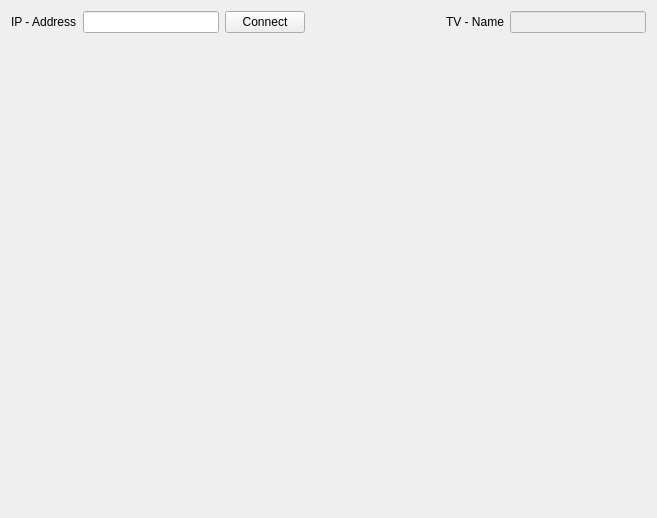
Qt form src/gui/res/forms/mainwidget.ui (mrpilot2/panasonicVieraRemoteControlQt) before a commit.
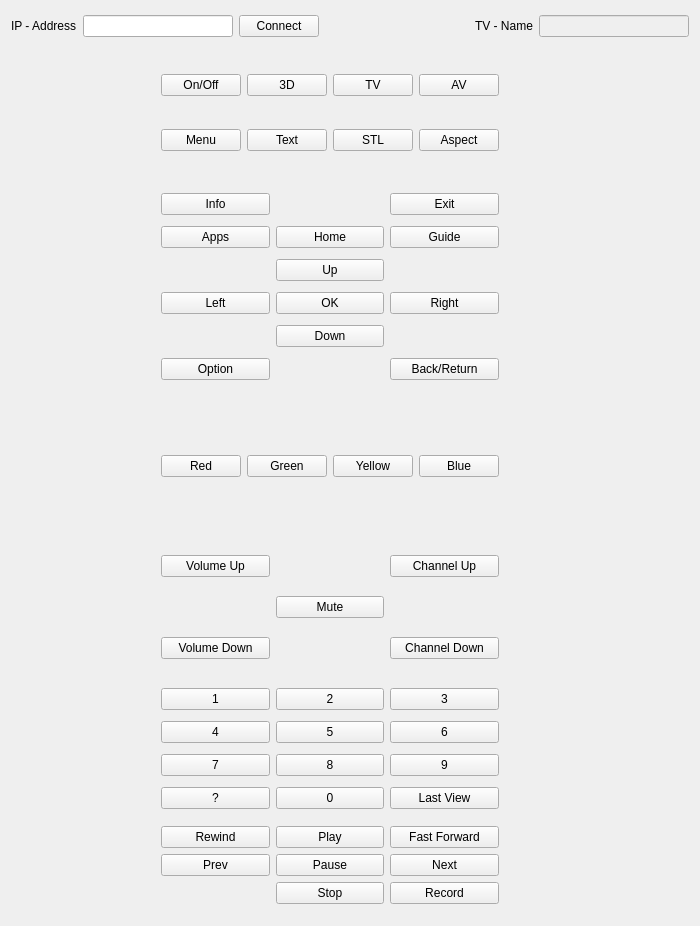
The same form after that commit.

Commit message:
(+) add all buttons from the remote control
send the corresponding keys to TV

Diff of the .ui file:
```diff
--- a/src/gui/res/forms/mainwidget.ui
+++ b/src/gui/res/forms/mainwidget.ui
@@ -6,15 +6,226 @@
    <rect>
     <x>0</x>
     <y>0</y>
-    <width>657</width>
-    <height>518</height>
+    <width>700</width>
+    <height>926</height>
    </rect>
   </property>
   <property name="windowTitle">
    <string>Form</string>
   </property>
-  <layout class="QGridLayout" name="gridLayout">
-   <item row="0" column="0">
+  <layout class="QGridLayout" name="gridLayout_6">
+   <item row="6" column="2">
+    <layout class="QGridLayout" name="gridLayout_5">
+     <item row="0" column="0">
+      <widget class="QPushButton" name="buttonRewind">
+       <property name="text">
+        <string>Rewind</string>
+       </property>
+      </widget>
+     </item>
+     <item row="0" column="1">
+      <widget class="QPushButton" name="buttonPlay">
+       <property name="text">
+        <string>Play</string>
+       </property>
+      </widget>
+     </item>
+     <item row="0" column="2">
+      <widget class="QPushButton" name="buttonFastForward">
+       <property name="text">
+        <string>Fast Forward</string>
+       </property>
+      </widget>
+     </item>
+     <item row="1" column="0">
+      <widget class="QPushButton" name="buttonPrevious">
+       <property name="text">
+        <string>Prev</string>
+       </property>
+      </widget>
+     </item>
+     <item row="1" column="1">
+      <widget class="QPushButton" name="buttonPause">
+       <property name="text">
+        <string>Pause</string>
+       </property>
+      </widget>
+     </item>
+     <item row="1" column="2">
+      <widget class="QPushButton" name="buttonNext">
+       <property name="text">
+        <string>Next</string>
+       </property>
+      </widget>
+     </item>
+     <item row="2" column="1">
+      <widget class="QPushButton" name="buttonStop">
+       <property name="text">
+        <string>Stop</string>
+       </property>
+      </widget>
+     </item>
+     <item row="2" column="2">
+      <widget class="QPushButton" name="buttonRecord">
+       <property name="text">
+        <string>Record</string>
+       </property>
+      </widget>
+     </item>
+    </layout>
+   </item>
+   <item row="4" column="2">
+    <layout class="QGridLayout" name="gridLayout_3">
+     <item row="0" column="0">
+      <widget class="QPushButton" name="buttonVolumeUp">
+       <property name="text">
+        <string>Volume Up</string>
+       </property>
+      </widget>
+     </item>
+     <item row="0" column="2">
+      <widget class="QPushButton" name="buttonChannelUp">
+       <property name="text">
+        <string>Channel Up</string>
+       </property>
+      </widget>
+     </item>
+     <item row="1" column="1">
+      <widget class="QPushButton" name="buttonMute">
+       <property name="text">
+        <string>Mute</string>
+       </property>
+      </widget>
+     </item>
+     <item row="2" column="0">
+      <widget class="QPushButton" name="buttonVolumeDown">
+       <property name="text">
+        <string>Volume Down</string>
+       </property>
+      </widget>
+     </item>
+     <item row="2" column="2">
+      <widget class="QPushButton" name="buttonChannelDown">
+       <property name="text">
+        <string>Channel Down</string>
+       </property>
+      </widget>
+     </item>
+    </layout>
+   </item>
+   <item row="1" column="2">
+    <layout class="QGridLayout" name="gridLayout">
+     <item row="0" column="0">
+      <widget class="QPushButton" name="buttonOnOff">
+       <property name="text">
+        <string>On/Off</string>
+       </property>
+      </widget>
+     </item>
+     <item row="0" column="1">
+      <widget class="QPushButton" name="button3D">
+       <property name="text">
+        <string>3D</string>
+       </property>
+      </widget>
+     </item>
+     <item row="0" column="2">
+      <widget class="QPushButton" name="buttonTV">
+       <property name="text">
+        <string>TV</string>
+       </property>
+      </widget>
+     </item>
+     <item row="0" column="3">
+      <widget class="QPushButton" name="buttonAV">
+       <property name="text">
+        <string>AV</string>
+       </property>
+      </widget>
+     </item>
+     <item row="1" column="0">
+      <widget class="QPushButton" name="buttonMenu">
+       <property name="text">
+        <string>Menu</string>
+       </property>
+      </widget>
+     </item>
+     <item row="1" column="1">
+      <widget class="QPushButton" name="buttonText">
+       <property name="text">
+        <string>Text</string>
+       </property>
+      </widget>
+     </item>
+     <item row="1" column="2">
+      <widget class="QPushButton" name="buttonSTL">
+       <property name="text">
+        <string>STL</string>
+       </property>
+      </widget>
+     </item>
+     <item row="1" column="3">
+      <widget class="QPushButton" name="buttonAspect">
+       <property name="text">
+        <string>Aspect</string>
+       </property>
+      </widget>
+     </item>
+    </layout>
+   </item>
+   <item row="5" column="3" colspan="2">
+    <spacer name="horizontalSpacer_11">
+     <property name="orientation">
+      <enum>Qt::Horizontal</enum>
+     </property>
+     <property name="sizeHint" stdset="0">
+      <size>
+       <width>207</width>
+       <height>28</height>
+      </size>
+     </property>
+    </spacer>
+   </item>
+   <item row="2" column="0" colspan="2">
+    <spacer name="horizontalSpacer_3">
+     <property name="orientation">
+      <enum>Qt::Horizontal</enum>
+     </property>
+     <property name="sizeHint" stdset="0">
+      <size>
+       <width>168</width>
+       <height>203</height>
+      </size>
+     </property>
+    </spacer>
+   </item>
+   <item row="3" column="0" colspan="2">
+    <spacer name="horizontalSpacer_5">
+     <property name="orientation">
+      <enum>Qt::Horizontal</enum>
+     </property>
+     <property name="sizeHint" stdset="0">
+      <size>
+       <width>139</width>
+       <height>38</height>
+      </size>
+     </property>
+    </spacer>
+   </item>
+   <item row="6" column="3" colspan="2">
+    <spacer name="horizontalSpacer_13">
+     <property name="orientation">
+      <enum>Qt::Horizontal</enum>
+     </property>
+     <property name="sizeHint" stdset="0">
+      <size>
+       <width>207</width>
+       <height>20</height>
+      </size>
+     </property>
+    </spacer>
+   </item>
+   <item row="0" column="0" colspan="5">
     <layout class="QHBoxLayout" name="horizontalLayout">
      <item>
       <widget class="QLabel" name="labelIP">
@@ -62,19 +273,318 @@
      </item>
     </layout>
    </item>
-   <item row="1" column="0">
-    <spacer name="verticalSpacer">
+   <item row="5" column="2">
+    <layout class="QGridLayout" name="gridLayout_4">
+     <item row="0" column="0">
+      <widget class="QPushButton" name="button1">
+       <property name="text">
+        <string>1</string>
+       </property>
+      </widget>
+     </item>
+     <item row="0" column="1">
+      <widget class="QPushButton" name="button2">
+       <property name="text">
+        <string>2</string>
+       </property>
+      </widget>
+     </item>
+     <item row="0" column="2">
+      <widget class="QPushButton" name="button3">
+       <property name="text">
+        <string>3</string>
+       </property>
+      </widget>
+     </item>
+     <item row="1" column="0">
+      <widget class="QPushButton" name="button4">
+       <property name="text">
+        <string>4</string>
+       </property>
+      </widget>
+     </item>
+     <item row="1" column="1">
+      <widget class="QPushButton" name="button5">
+       <property name="text">
+        <string>5</string>
+       </property>
+      </widget>
+     </item>
+     <item row="1" column="2">
+      <widget class="QPushButton" name="button6">
+       <property name="text">
+        <string>6</string>
+       </property>
+      </widget>
+     </item>
+     <item row="2" column="0">
+      <widget class="QPushButton" name="button7">
+       <property name="text">
+        <string>7</string>
+       </property>
+      </widget>
+     </item>
+     <item row="2" column="1">
+      <widget class="QPushButton" name="button8">
+       <property name="text">
+        <string>8</string>
+       </property>
+      </widget>
+     </item>
+     <item row="2" column="2">
+      <widget class="QPushButton" name="button9">
+       <property name="text">
+        <string>9</string>
+       </property>
+      </widget>
+     </item>
+     <item row="3" column="0">
+      <widget class="QPushButton" name="buttonHelp">
+       <property name="text">
+        <string>?</string>
+       </property>
+      </widget>
+     </item>
+     <item row="3" column="1">
+      <widget class="QPushButton" name="button0">
+       <property name="text">
+        <string>0</string>
+       </property>
+      </widget>
+     </item>
+     <item row="3" column="2">
+      <widget class="QPushButton" name="buttonLastView">
+       <property name="text">
+        <string>Last View</string>
+       </property>
+      </widget>
+     </item>
+    </layout>
+   </item>
+   <item row="6" column="0" colspan="2">
+    <spacer name="horizontalSpacer_12">
      <property name="orientation">
-      <enum>Qt::Vertical</enum>
+      <enum>Qt::Horizontal</enum>
      </property>
      <property name="sizeHint" stdset="0">
       <size>
-       <width>20</width>
-       <height>40</height>
+       <width>97</width>
+       <height>20</height>
       </size>
      </property>
     </spacer>
    </item>
+   <item row="4" column="3" colspan="2">
+    <spacer name="horizontalSpacer_9">
+     <property name="orientation">
+      <enum>Qt::Horizontal</enum>
+     </property>
+     <property name="sizeHint" stdset="0">
+      <size>
+       <width>207</width>
+       <height>13</height>
+      </size>
+     </property>
+    </spacer>
+   </item>
+   <item row="2" column="2">
+    <layout class="QGridLayout" name="gridLayout_2">
+     <item row="0" column="0">
+      <widget class="QPushButton" name="buttonInfo">
+       <property name="text">
+        <string>Info</string>
+       </property>
+      </widget>
+     </item>
+     <item row="0" column="2">
+      <widget class="QPushButton" name="buttonExit">
+       <property name="text">
+        <string>Exit</string>
+       </property>
+      </widget>
+     </item>
+     <item row="1" column="0">
+      <widget class="QPushButton" name="buttonApps">
+       <property name="text">
+        <string>Apps</string>
+       </property>
+      </widget>
+     </item>
+     <item row="1" column="1">
+      <widget class="QPushButton" name="buttonHome">
+       <property name="text">
+        <string>Home</string>
+       </property>
+      </widget>
+     </item>
+     <item row="1" column="2">
+      <widget class="QPushButton" name="buttonGuide">
+       <property name="text">
+        <string>Guide</string>
+       </property>
+      </widget>
+     </item>
+     <item row="2" column="1">
+      <widget class="QPushButton" name="buttonUp">
+       <property name="text">
+        <string>Up</string>
+       </property>
+      </widget>
+     </item>
+     <item row="3" column="0">
+      <widget class="QPushButton" name="buttonLeft">
+       <property name="text">
+        <string>Left</string>
+       </property>
+      </widget>
+     </item>
+     <item row="3" column="1">
+      <widget class="QPushButton" name="buttonOK">
+       <property name="text">
+        <string>OK</string>
+       </property>
+      </widget>
+     </item>
+     <item row="3" column="2">
+      <widget class="QPushButton" name="buttonRight">
+       <property name="text">
+        <string>Right</string>
+       </property>
+      </widget>
+     </item>
+     <item row="4" column="1">
+      <widget class="QPushButton" name="buttonDown">
+       <property name="text">
+        <string>Down</string>
+       </property>
+      </widget>
+     </item>
+     <item row="5" column="0">
+      <widget class="QPushButton" name="buttonOption">
+       <property name="text">
+        <string>Option</string>
+       </property>
+      </widget>
+     </item>
+     <item row="5" column="2">
+      <widget class="QPushButton" name="buttonBackReturn">
+       <property name="text">
+        <string>Back/Return</string>
+       </property>
+      </widget>
+     </item>
+    </layout>
+   </item>
+   <item row="1" column="0" colspan="2">
+    <spacer name="horizontalSpacer_2">
+     <property name="orientation">
+      <enum>Qt::Horizontal</enum>
+     </property>
+     <property name="sizeHint" stdset="0">
+      <size>
+       <width>162</width>
+       <height>131</height>
+      </size>
+     </property>
+    </spacer>
+   </item>
+   <item row="2" column="3" colspan="2">
+    <spacer name="horizontalSpacer_7">
+     <property name="orientation">
+      <enum>Qt::Horizontal</enum>
+     </property>
+     <property name="sizeHint" stdset="0">
+      <size>
+       <width>207</width>
+       <height>203</height>
+      </size>
+     </property>
+    </spacer>
+   </item>
+   <item row="1" column="3" colspan="2">
+    <spacer name="horizontalSpacer_6">
+     <property name="orientation">
+      <enum>Qt::Horizontal</enum>
+     </property>
+     <property name="sizeHint" stdset="0">
+      <size>
+       <width>207</width>
+       <height>128</height>
+      </size>
+     </property>
+    </spacer>
+   </item>
+   <item row="5" column="0" colspan="2">
+    <spacer name="horizontalSpacer_10">
+     <property name="orientation">
+      <enum>Qt::Horizontal</enum>
+     </property>
+     <property name="sizeHint" stdset="0">
+      <size>
+       <width>97</width>
+       <height>133</height>
+      </size>
+     </property>
+    </spacer>
+   </item>
+   <item row="3" column="3" colspan="2">
+    <spacer name="horizontalSpacer_8">
+     <property name="orientation">
+      <enum>Qt::Horizontal</enum>
+     </property>
+     <property name="sizeHint" stdset="0">
+      <size>
+       <width>152</width>
+       <height>131</height>
+      </size>
+     </property>
+    </spacer>
+   </item>
+   <item row="4" column="0" colspan="2">
+    <spacer name="horizontalSpacer_4">
+     <property name="orientation">
+      <enum>Qt::Horizontal</enum>
+     </property>
+     <property name="sizeHint" stdset="0">
+      <size>
+       <width>159</width>
+       <height>131</height>
+      </size>
+     </property>
+    </spacer>
+   </item>
+   <item row="3" column="2">
+    <layout class="QGridLayout" name="gridLayout_7">
+     <item row="0" column="0">
+      <widget class="QPushButton" name="buttonRed">
+       <property name="text">
+        <string>Red</string>
+       </property>
+      </widget>
+     </item>
+     <item row="0" column="3">
+      <widget class="QPushButton" name="buttonBlue">
+       <property name="text">
+        <string>Blue</string>
+       </property>
+      </widget>
+     </item>
+     <item row="0" column="2">
+      <widget class="QPushButton" name="buttonYellow">
+       <property name="text">
+        <string>Yellow</string>
+       </property>
+      </widget>
+     </item>
+     <item row="0" column="1">
+      <widget class="QPushButton" name="buttonGreen">
+       <property name="text">
+        <string>Green</string>
+       </property>
+      </widget>
+     </item>
+    </layout>
+   </item>
   </layout>
  </widget>
  <resources/>
```
The commit also changes 7 other files.
